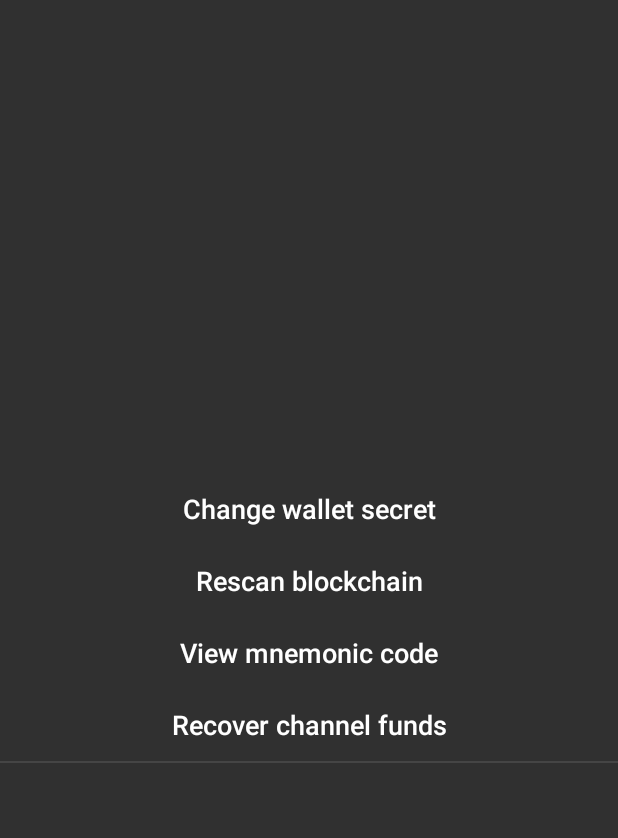
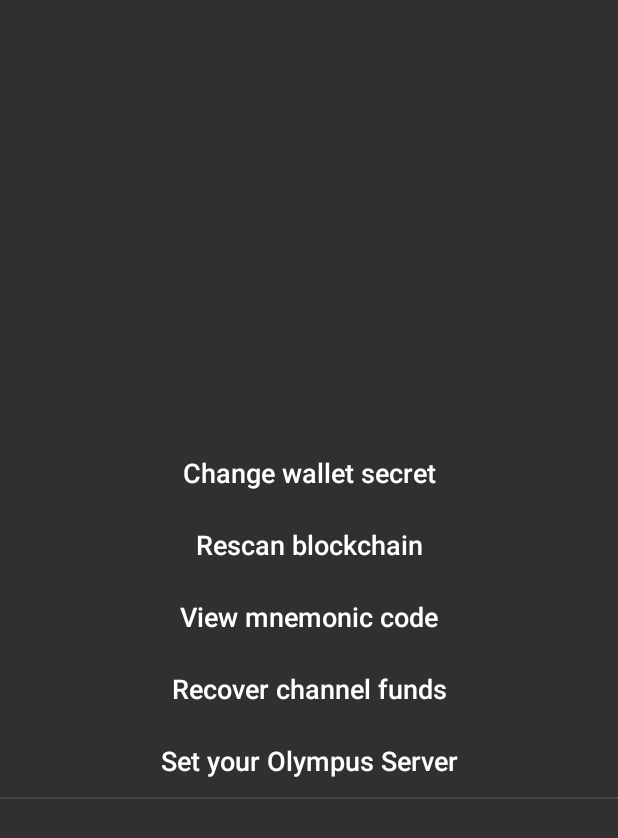
Before and after one commit to takaya-imai/lnwallet, an Android app: the layout frag_settings.xml on its own in the app's theme, with its tools: preview values and no code run, on a phone screen of 412 x 824 dp. Shown: the top 838 px of the screen. Run offline under Robolectric (Android 15) with nearby library versions, the phone set to English and light mode, and no system bars.

```diff
--- a/app/src/main/AndroidManifest.xml
+++ b/app/src/main/AndroidManifest.xml
@@ -39,7 +39,7 @@
             <intent-filter>
                 <action android:name="android.intent.action.SEND"/>
                 <category android:name="android.intent.category.DEFAULT"/>
-                <data android:mimeType="text/plain" />
+                <data android:mimeType="text/plain"/>
             </intent-filter>
 
             <intent-filter>
--- a/app/src/main/res/layout/frag_settings.xml
+++ b/app/src/main/res/layout/frag_settings.xml
@@ -25,8 +25,7 @@
     <Button
         style="@style/TransButton"
         android:id="@+id/setBackupServer"
-        android:text="@string/sets_olympus"
-        android:visibility="gone"/>
+        android:text="@string/sets_olympus"/>
 
     <View style="@style/GrayDivider"/>
 
--- a/app/src/main/res/values/strings.xml
+++ b/app/src/main/res/values/strings.xml
@@ -201,7 +201,7 @@
     <string name="ln_force_close">Force close</string>
     <string name="ln_ops_btc">Back to Bitcoin</string>
 
-    <string name="ln_ops_chan_none"><a href='http://lightning-wallet.com/using-lightning-wallet.html#using-lightning-wallet'>Lightning Network</a> allows for a very fast, secure and trustless Bitcoin transactions with a near zero fees\n\nUsing Lightning Network requires you to open a <a href='http://lightning-wallet.com/using-lightning-wallet.html#payment-channel'>Payment Channel</a> with a peer of your choice and then fund it with Bitcoin transaction</string>
+    <string name="ln_ops_chan_none"><a href='http://lightning-wallet.com/using-lightning-wallet.html#using-lightning-wallet'>Lightning Network</a> allows for a very fast, secure and trustless off-chain Bitcoin transactions with a near zero fees\n\nUsing it requires you to open a <a href='http://lightning-wallet.com/using-lightning-wallet.html#payment-channel'>Payment Channel</a> with a peer of your choice and then fund it with Bitcoin transaction</string>
     <string name="ln_ops_chan_unilateral_warn">Channel termination at this point will result in an uncooperative <![CDATA[<a href=http://lightning-wallet.com/using-lightning-wallet.html#forced-channel-closing>forced closing</a> which is expensive and time consuming<br><br>Are you sure you want to proceed anyway?]]></string>
     <string name="ln_ops_chan_opening"><![CDATA[Opening a Payment Channel&#8230;<br>Channel capacity is %1$s<br><br>You will be able to send and receive Lightning payments after a funding transaction reaches %2$s<br><br><font color=#999999>Funding transaction status</font><br>%3$s]]></string>
     <string name="ln_ops_chan_bilateral_negotiations"><![CDATA[Closing a Payment Channel&#8230;<br>Waiting for peer\'s confirmation<br><br>Your current channel balance will be refunded to you via a Bitcoin transaction once both of you are ready to mutually close a channel]]></string>
```
Also changed, not shown: app/src/main/res/layout/frag_top_tip.xml (+11 -2 lines), 5 other files.
